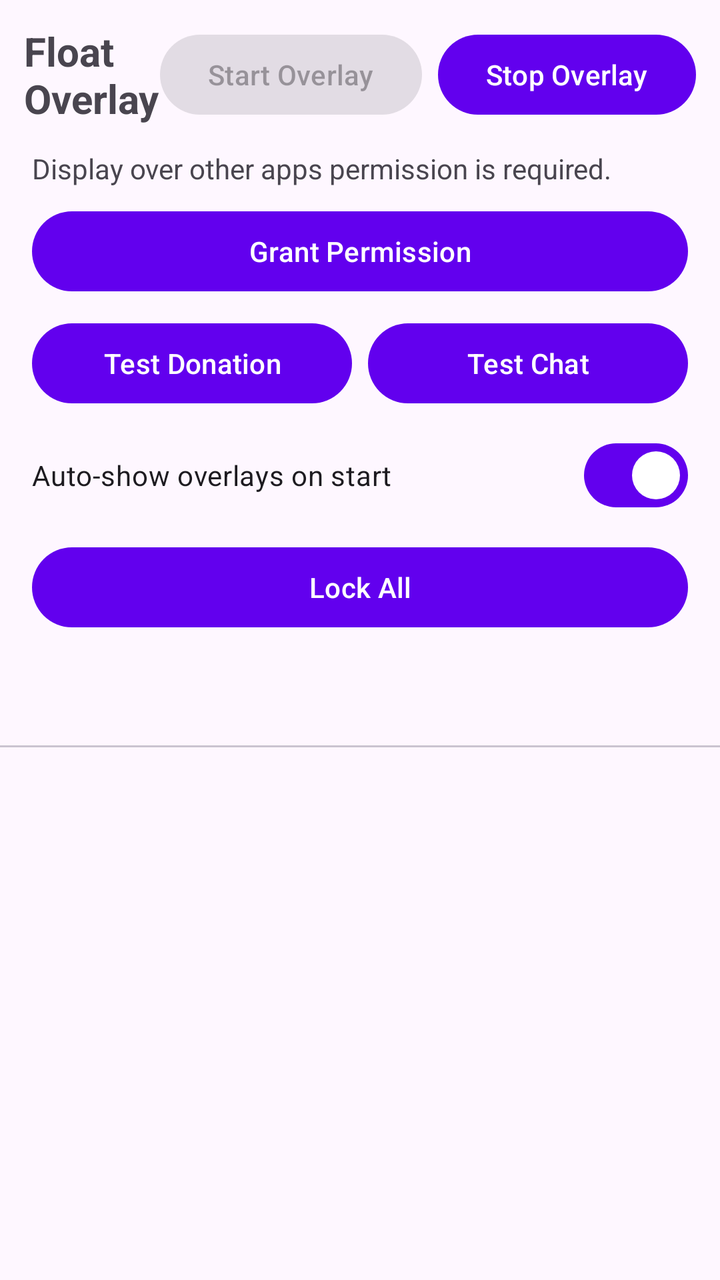
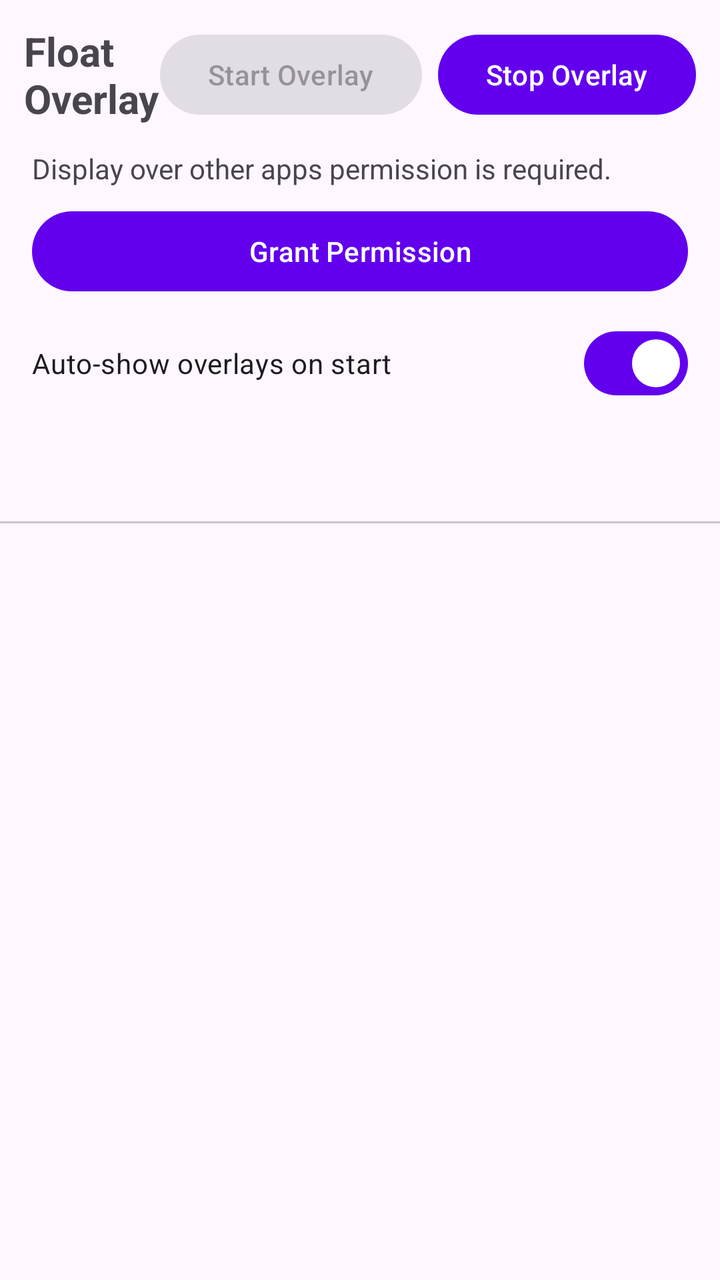

Two renders of the same Android screen: before a commit and after it. Below are the layout's source before the change and the commit's diff.
<!-- AndroidManifest.xml: application theme Theme.FloatOverlay -->
<!-- res/layout/activity_main.xml -->
<?xml version="1.0" encoding="utf-8"?>
<LinearLayout xmlns:android="http://schemas.android.com/apk/res/android"
    xmlns:app="http://schemas.android.com/apk/res-auto"
    android:layout_width="match_parent"
    android:layout_height="match_parent"
    android:orientation="vertical">

    <LinearLayout
        android:layout_width="match_parent"
        android:layout_height="wrap_content"
        android:gravity="center_vertical"
        android:orientation="horizontal"
        android:padding="12dp">

        <TextView
            android:layout_width="0dp"
            android:layout_height="wrap_content"
            android:layout_weight="1"
            android:text="Float Overlay"
            android:textSize="20sp"
            android:textStyle="bold" />

        <Button
            android:id="@+id/startOverlayButton"
            android:layout_width="wrap_content"
            android:layout_height="wrap_content"
            android:layout_marginEnd="8dp"
            android:enabled="false"
            android:text="@string/start_overlay" />

        <Button
            android:id="@+id/stopOverlayButton"
            android:layout_width="wrap_content"
            android:layout_height="wrap_content"
            android:text="@string/stop_overlay" />

    </LinearLayout>

    <TextView
        android:id="@+id/permissionStatus"
        android:layout_width="match_parent"
        android:layout_height="wrap_content"
        android:paddingHorizontal="16dp"
        android:paddingBottom="8dp"
        android:text="@string/overlay_permission_required" />

    <Button
        android:id="@+id/grantPermissionButton"
        android:layout_width="match_parent"
        android:layout_height="wrap_content"
        android:layout_marginHorizontal="16dp"
        android:layout_marginBottom="8dp"
        android:text="@string/grant_permission" />

    <LinearLayout
        android:layout_width="match_parent"
        android:layout_height="wrap_content"
        android:orientation="horizontal"
        android:paddingHorizontal="16dp"
        android:paddingBottom="8dp">

        <Button
            android:id="@+id/testDonationButton"
            android:layout_width="0dp"
            android:layout_height="wrap_content"
            android:layout_marginEnd="4dp"
            android:layout_weight="1"
            android:text="Test Donation" />

        <Button
            android:id="@+id/testChatButton"
            android:layout_width="0dp"
            android:layout_height="wrap_content"
            android:layout_marginStart="4dp"
            android:layout_weight="1"
            android:text="Test Chat" />

    </LinearLayout>

    <com.google.android.material.materialswitch.MaterialSwitch
        android:id="@+id/autoShowSwitch"
        android:layout_width="match_parent"
        android:layout_height="wrap_content"
        android:layout_marginHorizontal="16dp"
        android:layout_marginBottom="8dp"
        android:checked="true"
        android:text="Auto-show overlays on start" />

    <Button
        android:id="@+id/lockAllButton"
        android:layout_width="match_parent"
        android:layout_height="wrap_content"
        android:layout_marginHorizontal="16dp"
        android:layout_marginBottom="8dp"
        android:text="Lock All" />

    <com.google.android.material.tabs.TabLayout
        android:id="@+id/tabLayout"
        android:layout_width="match_parent"
        android:layout_height="wrap_content"
        app:tabGravity="fill"
        app:tabMode="fixed" />

    <androidx.viewpager2.widget.ViewPager2
        android:id="@+id/viewPager"
        android:layout_width="match_parent"
        android:layout_height="0dp"
        android:layout_weight="1" />

</LinearLayout>
<!-- resources referenced by this layout -->
<resources>
  <string name="grant_permission">Grant Permission</string>
  <string name="overlay_permission_required">Display over other apps permission is required.</string>
  <string name="start_overlay">Start Overlay</string>
  <string name="stop_overlay">Stop Overlay</string>
  <style name="Theme.FloatOverlay" parent="Theme.Material3.DayNight.NoActionBar">
          <item name="colorPrimary">@color/purple_500</item>
          <item name="colorPrimaryVariant">@color/purple_700</item>
          <item name="colorOnPrimary">@color/white</item>
          <item name="colorSecondary">@color/teal_200</item>
          <item name="colorSecondaryVariant">@color/teal_700</item>
          <item name="android:statusBarColor">@color/purple_700</item>
      </style>
  <color name="purple_500">#FF6200EE</color>
  <color name="purple_700">#FF3700B3</color>
  <color name="white">#FFFFFFFF</color>
  <color name="teal_200">#FF03DAC5</color>
  <color name="teal_700">#FF018786</color>
</resources>

<!-- the commit's change to res/layout/activity_main.xml (unified diff, before → after) -->
@@ -52,31 +52,6 @@
         android:layout_marginBottom="8dp"
         android:text="@string/grant_permission" />
 
-    <LinearLayout
-        android:layout_width="match_parent"
-        android:layout_height="wrap_content"
-        android:orientation="horizontal"
-        android:paddingHorizontal="16dp"
-        android:paddingBottom="8dp">
-
-        <Button
-            android:id="@+id/testDonationButton"
-            android:layout_width="0dp"
-            android:layout_height="wrap_content"
-            android:layout_marginEnd="4dp"
-            android:layout_weight="1"
-            android:text="Test Donation" />
-
-        <Button
-            android:id="@+id/testChatButton"
-            android:layout_width="0dp"
-            android:layout_height="wrap_content"
-            android:layout_marginStart="4dp"
-            android:layout_weight="1"
-            android:text="Test Chat" />
-
-    </LinearLayout>
-
     <com.google.android.material.materialswitch.MaterialSwitch
         android:id="@+id/autoShowSwitch"
         android:layout_width="match_parent"
@@ -85,14 +60,6 @@
         android:layout_marginBottom="8dp"
         android:checked="true"
         android:text="Auto-show overlays on start" />
-
-    <Button
-        android:id="@+id/lockAllButton"
-        android:layout_width="match_parent"
-        android:layout_height="wrap_content"
-        android:layout_marginHorizontal="16dp"
-        android:layout_marginBottom="8dp"
-        android:text="Lock All" />
 
     <com.google.android.material.tabs.TabLayout
         android:id="@+id/tabLayout"
